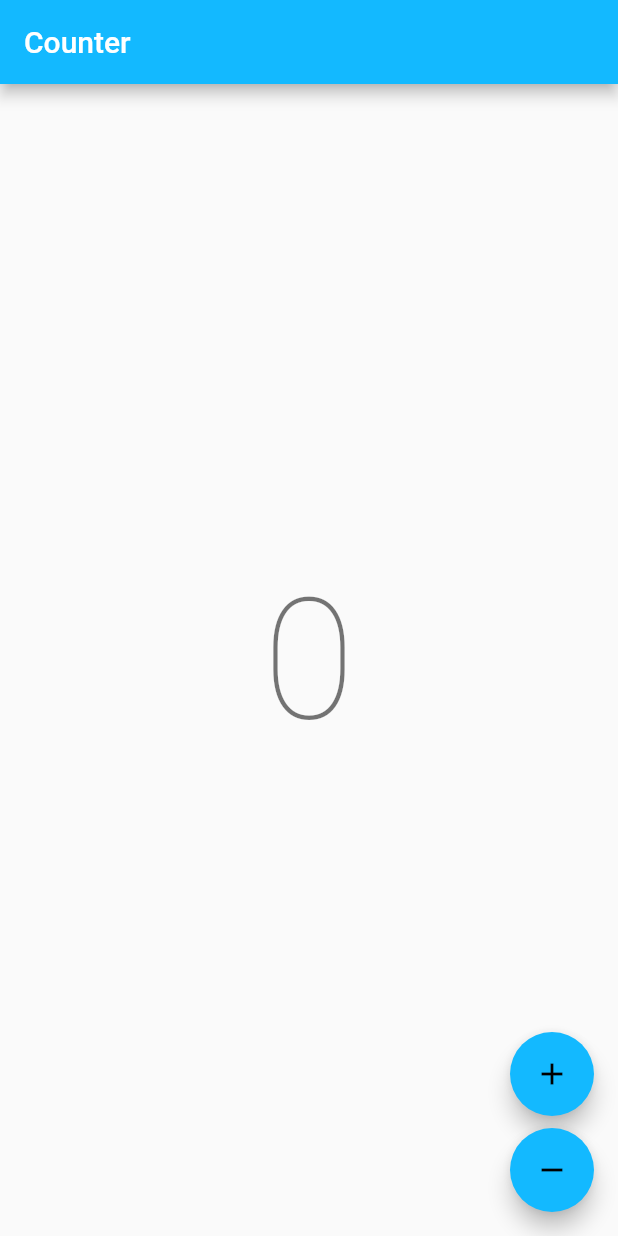
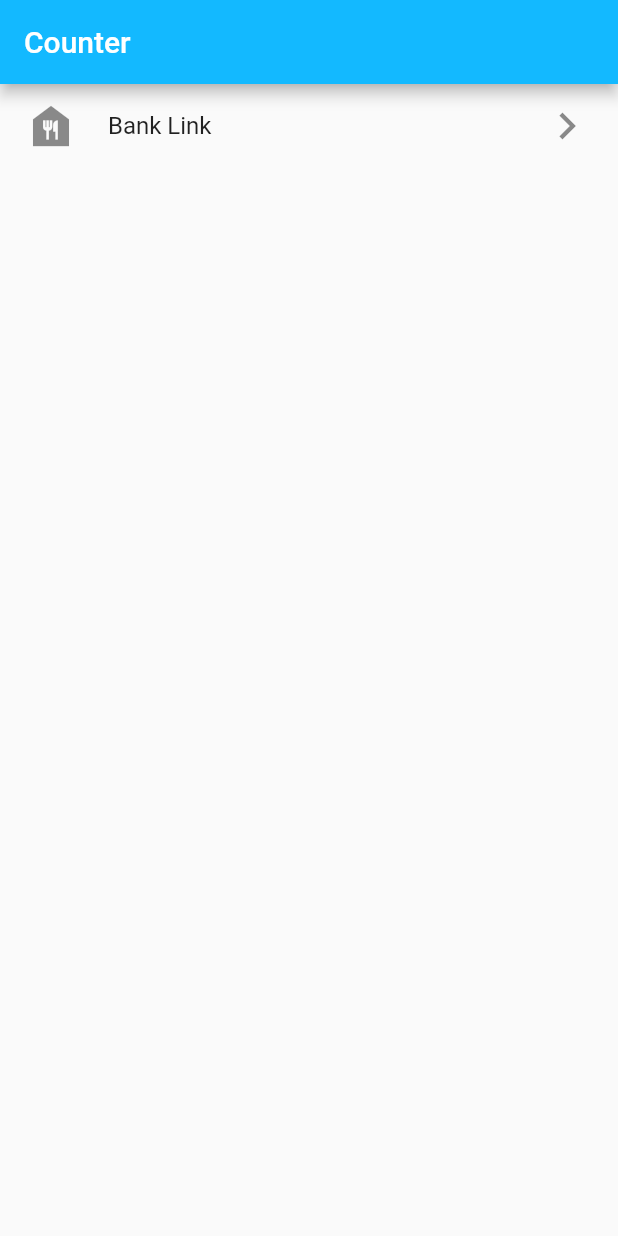
Before and after one commit to jolexxa/nested_flows, a Flutter app: the screen it shows after launch, on a phone screen of 412 x 824 dp. Run offline on Flutter 3.47's test engine with Material 2 defaults, Android fonts, the phone set to English and light mode, and no system bars; our stand-ins replace bloc, flutter_bloc; missing offline and left inert: flow_builder; generated files the repository leaves out were written again.

Commit message:
Add stub for bank link flow

```diff
--- /dev/null
+++ b/lib/bank_link/bank_link.dart
@@ -0,0 +1,2 @@
+export 'bank_link_flow.dart';
+export 'bank_link_flow_state.dart';
--- /dev/null
+++ b/lib/bank_link/bank_link_flow_state.dart
@@ -0,0 +1 @@
+class BankLinkFlowState {}
--- a/lib/home/view/home_page.dart
+++ b/lib/home/view/home_page.dart
@@ -17,36 +17,31 @@ class Home extends StatelessWidget {
   Widget build(BuildContext context) {
     return BlocProvider(
       create: (_) => CounterCubit(),
-      child: const CounterView(),
+      child: CounterView(),
     );
   }
 }
 
 class CounterView extends StatelessWidget {
-  const CounterView({Key? key}) : super(key: key);
+  CounterView({Key? key}) : super(key: key);
+
+  final items = ['Bank Link'];
 
   @override
   Widget build(BuildContext context) {
     final l10n = context.l10n;
     return Scaffold(
       appBar: AppBar(title: Text(l10n.counterAppBarTitle)),
-      body: const Center(child: CounterText()),
-      floatingActionButton: Column(
-        mainAxisAlignment: MainAxisAlignment.end,
-        crossAxisAlignment: CrossAxisAlignment.end,
-        children: [
-          FloatingActionButton(
-            key: const Key('counterView_increment_floatingActionButton'),
-            onPressed: () => context.read<CounterCubit>().increment(),
-            child: const Icon(Icons.add),
-          ),
-          const SizedBox(height: 8),
-          FloatingActionButton(
-            key: const Key('counterView_decrement_floatingActionButton'),
-            onPressed: () => context.read<CounterCubit>().decrement(),
-            child: const Icon(Icons.remove),
-          ),
-        ],
+      body: ListView.builder(
+        itemBuilder: (context, index) {
+          return ListTile(
+            leading: const Icon(Icons.food_bank, size: 36),
+            title: Text(items[index]),
+            trailing: const Icon(Icons.chevron_right, size: 36),
+            onTap: () => null,
+          );
+        },
+        itemCount: items.length,
       ),
     );
   }
```
Also changed, not shown: lib/bank_link/bank_link_flow.dart (added, +30 -0 lines), 1 other file.
